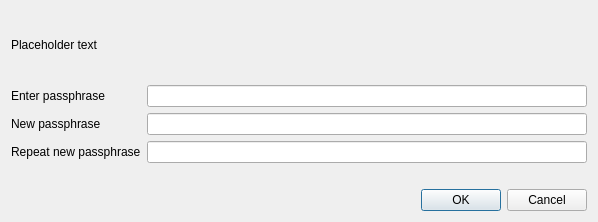
The window that src/qt/forms/askpassphrasedialog.ui (rngcoin-project/rngcoin) describes before a commit, drawn with Qt 5.
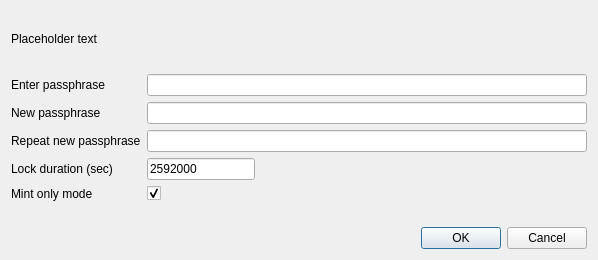
The same window after the commit.

```diff
--- a/src/qt/forms/askpassphrasedialog.ui
+++ b/src/qt/forms/askpassphrasedialog.ui
@@ -7,7 +7,7 @@
     <x>0</x>
     <y>0</y>
     <width>598</width>
-    <height>222</height>
+    <height>260</height>
    </rect>
   </property>
   <property name="sizePolicy">
@@ -92,7 +92,44 @@
        </property>
       </widget>
      </item>
+     <item row="3" column="0">
+      <widget class="QLabel" name="passLabelDuration">
+       <property name="text">
+        <string>Lock duration (sec)</string>
+       </property>
+      </widget>
+     </item>
      <item row="3" column="1">
+      <widget class="QLineEdit" name="passEditDuration">
+       <property name="sizePolicy">
+        <sizepolicy hsizetype="Maximum" vsizetype="Fixed">
+         <horstretch>0</horstretch>
+         <verstretch>0</verstretch>
+        </sizepolicy>
+       </property>
+       <property name="text">
+        <string>2592000</string>
+       </property>
+      </widget>
+     </item>
+     <item row="4" column="0">
+      <widget class="QLabel" name="passLabelMintOnly">
+       <property name="text">
+        <string>Mint only mode</string>
+       </property>
+      </widget>
+     </item>
+     <item row="4" column="1">
+      <widget class="QCheckBox" name="passCheckBoxMintOnly">
+       <property name="text">
+        <string/>
+       </property>
+       <property name="checked">
+        <bool>true</bool>
+       </property>
+      </widget>
+     </item>
+     <item row="5" column="0">
       <widget class="QLabel" name="capsLabel">
        <property name="font">
         <font>
```
Left out of the diff: 16 changed lines with no effect on the pictures.
